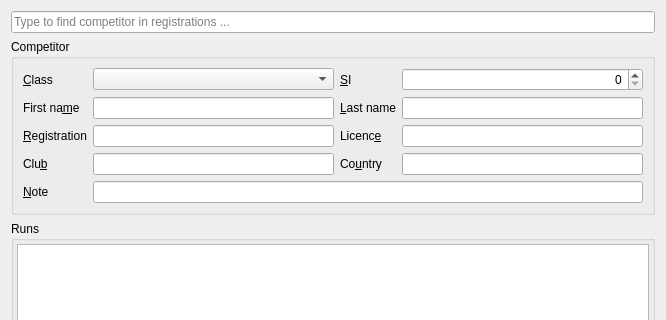
Qt form quickevent/app/plugins/qml/Competitors/src/competitorwidget.ui (Quick-Event/quickbox) before a commit; both pictures show x 0 to 666 and y 0 to 320 of the 666 by 486 pixel window.
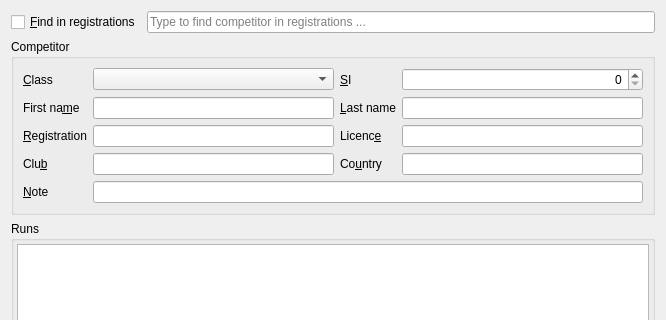
The same form after that commit. Custom widgets are drawn as their Qt base class.

Commit message: QE: find in registration can be used even in edit competitor mode

What changed in the file:
```diff
--- a/quickevent/app/plugins/qml/Competitors/src/competitorwidget.ui
+++ b/quickevent/app/plugins/qml/Competitors/src/competitorwidget.ui
@@ -15,6 +15,15 @@
   </property>
   <layout class="QVBoxLayout" name="verticalLayout_2">
    <item>
+    <layout class="QHBoxLayout" name="horizontalLayout">
+     <item>
+      <widget class="QCheckBox" name="chkFind">
+       <property name="text">
+        <string>&amp;Find in registrations</string>
+       </property>
+      </widget>
+     </item>
+     <item>
     <widget class="FindRegistrationEdit" name="edFind">
      <property name="placeholderText">
       <string>Type to find competitor in registrations ...</string>
@@ -24,6 +33,8 @@
      </property>
     </widget>
    </item>
+    </layout>
+   </item>
    <item>
     <widget class="QGroupBox" name="groupBox_2">
      <property name="title">
```
Left out of the diff: 19 changed lines with no effect on the pictures. Lines whose indentation alone changed are shown as unchanged. The commit also changes 1 other file.
